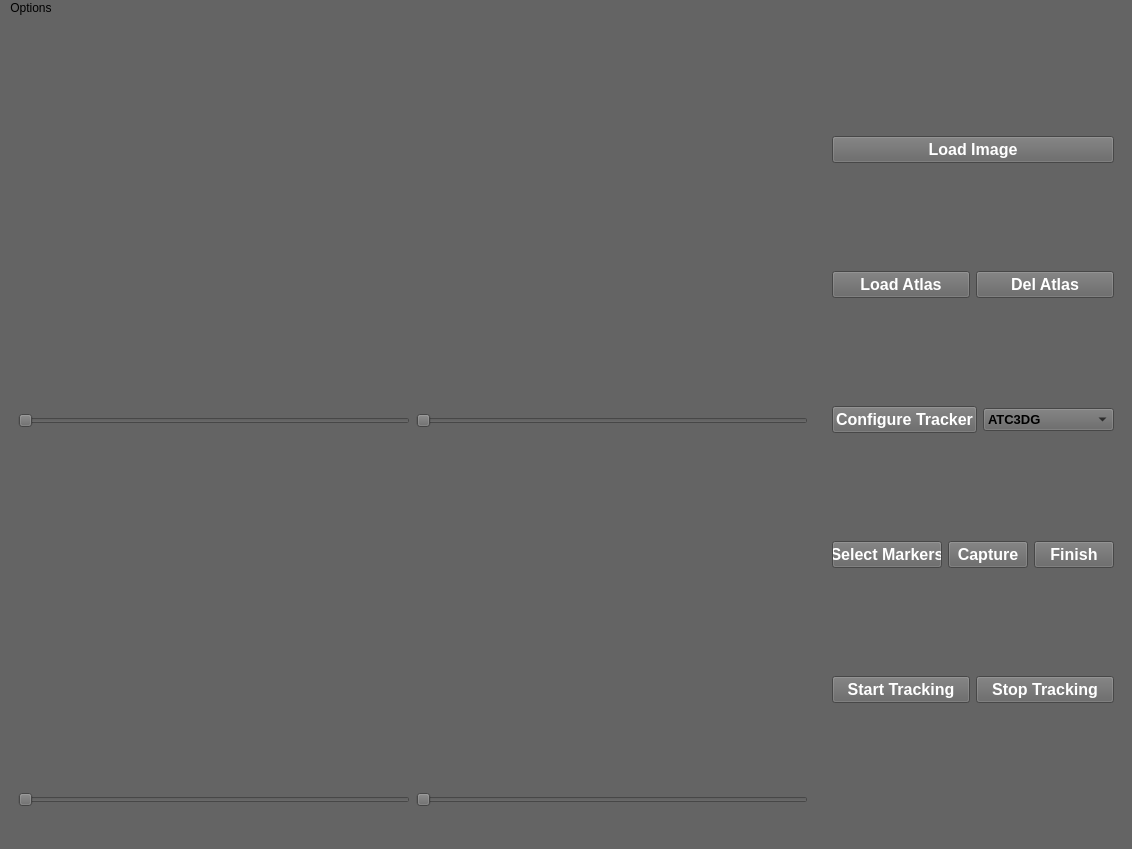
Old version of the form mainWindow.ui in the repository Beastmaster/Tracking3D_Example.
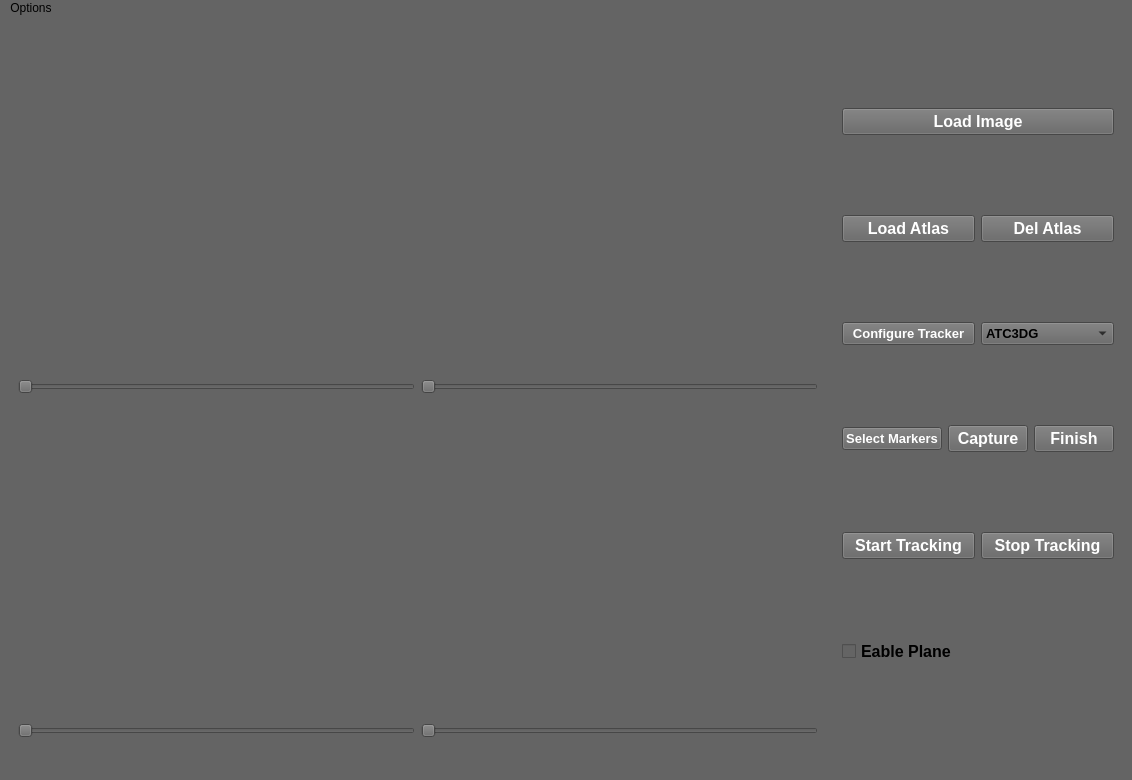
New version of the form. Custom widgets are drawn as their Qt base class.

The edit to the form file:
```diff
--- a/mainWindow.ui
+++ b/mainWindow.ui
@@ -7,7 +7,7 @@
     <x>0</x>
     <y>0</y>
     <width>1132</width>
-    <height>849</height>
+    <height>780</height>
    </rect>
   </property>
   <property name="windowTitle">
@@ -101,7 +101,7 @@
       </property>
       <property name="maximumSize">
        <size>
-        <width>300</width>
+        <width>400</width>
         <height>16777215</height>
        </size>
       </property>
@@ -219,7 +219,7 @@
            <property name="font">
             <font>
              <family>Arial</family>
-             <pointsize>12</pointsize>
+             <pointsize>10</pointsize>
              <weight>75</weight>
              <bold>true</bold>
             </font>
@@ -279,7 +279,7 @@
            <property name="font">
             <font>
              <family>Arial</family>
-             <pointsize>12</pointsize>
+             <pointsize>10</pointsize>
              <weight>75</weight>
              <bold>true</bold>
             </font>
@@ -450,6 +450,25 @@
          </item>
         </layout>
        </item>
+       <item>
+        <layout class="QHBoxLayout" name="horizontalLayout_2">
+         <item>
+          <widget class="QCheckBox" name="en_Plane_Check">
+           <property name="font">
+            <font>
+             <family>Arial</family>
+             <pointsize>12</pointsize>
+             <weight>75</weight>
+             <bold>true</bold>
+            </font>
+           </property>
+           <property name="text">
+            <string>Eable Plane</string>
+           </property>
+          </widget>
+         </item>
+        </layout>
+       </item>
       </layout>
      </widget>
     </item>
```
